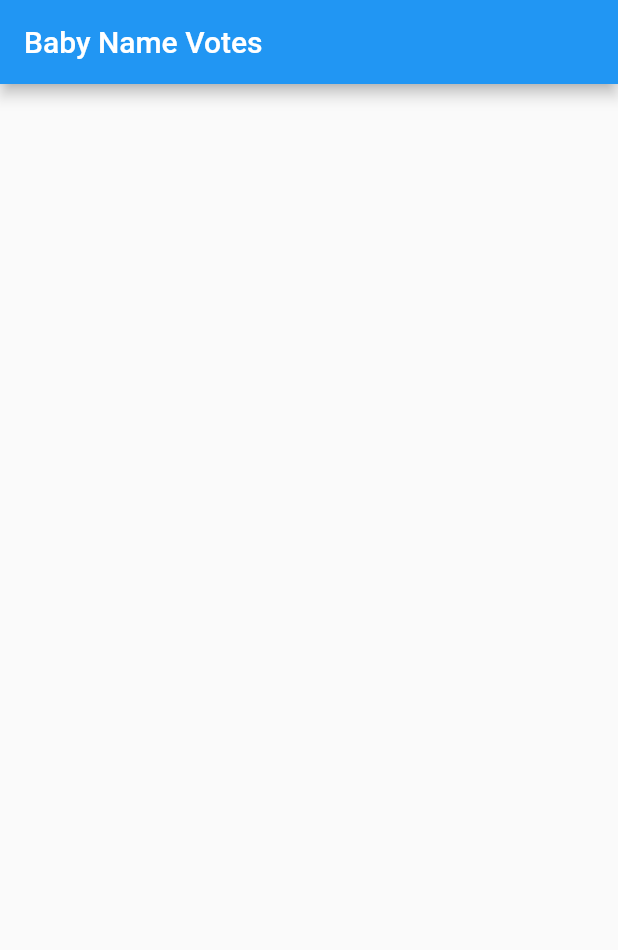
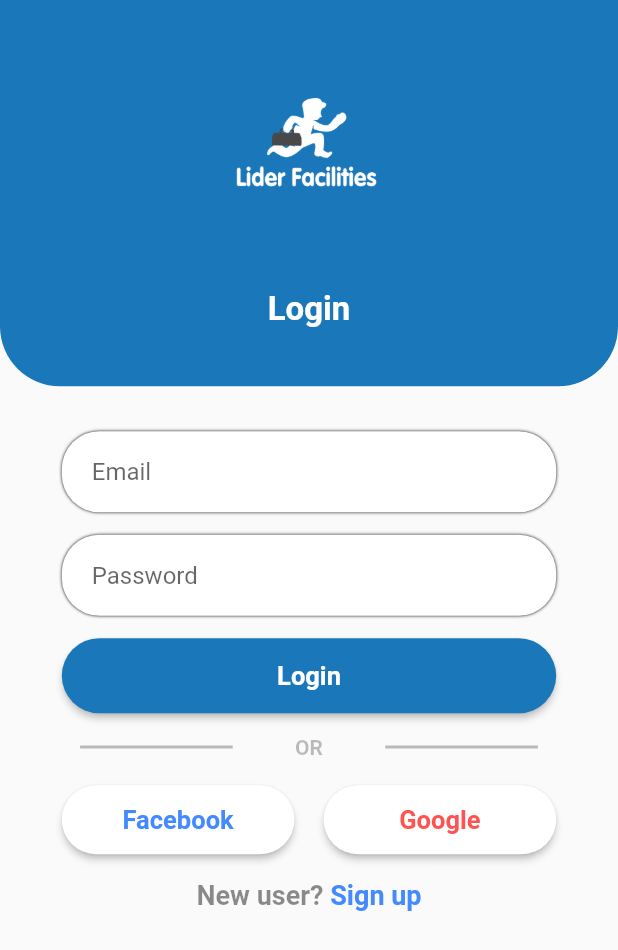
Before and after one commit to abdullah432/liderfacilities, a Flutter app: the screen it shows after launch, on a phone screen of 412 x 824 dp. Shown: the top 950 px of the screen. Run offline on Flutter 3.47's test engine with Material 2 defaults, Android fonts, the phone set to English and light mode, and no system bars.

Commit message:
loginpage

```diff
--- /dev/null
+++ b/lang/br.json
@@ -0,0 +1,4 @@
+
+{
+    "next": "Próximo"
+}
--- /dev/null
+++ b/lang/en.json
@@ -0,0 +1,3 @@
+{
+    "nextbutton": "Next"
+}
--- a/lib/main.dart
+++ b/lib/main.dart
@@ -1,5 +1,8 @@
-import 'package:cloud_firestore/cloud_firestore.dart';
 import 'package:flutter/material.dart';
+import 'package:flutter_localizations/flutter_localizations.dart';
+import 'package:liderfacilites/screens/login.dart';
+
+import 'models/app_localization.dart';
 
 void main() => runApp(MyApp());
 
@@ -7,7 +10,42 @@ class MyApp extends StatelessWidget {
   @override
   Widget build(BuildContext context) {
     return MaterialApp(
-     title: 'Baby Names',
+      debugShowCheckedModeBanner: false,
+      title: 'Lider Facilities',
+      // List all of the app's supported locales here
+      supportedLocales: [
+        Locale('en', 'US'),
+        Locale('br', 'BR'),
+        // Locale('br', 'BR'),
+      ],
+      // These delegates make sure that the localization data for the proper language is loaded
+      localizationsDelegates: [
+        // THIS CLASS WILL BE ADDED LATER
+        // A class which loads the translations from JSON files
+        AppLocalizations.delegate,
+        // Built-in localization of basic text for Material widgets
+        GlobalMaterialLocalizations.delegate,
+        // Built-in localization for text direction LTR/RTL
+        GlobalWidgetsLocalizations.delegate,
+      ],
+      // Returns a locale which will be used by the app
+      localeResolutionCallback: (locale, supportedLocales) {
+        // Check if the current device locale is supported
+        for (var supportedLocale in supportedLocales) {
+          if (supportedLocale.languageCode == locale.languageCode &&
+              supportedLocale.countryCode == locale.countryCode) {
+            return supportedLocale;
+          }
+
+          // if (supportedLocale.languageCode == locale?.languageCode ||
+          //     supportedLocale.countryCode == locale?.countryCode) {
+          //   return supportedLocale;
+          // }
+        }
+        // If the locale of the device is not supported, use the first one
+        // from the list (English, in this case).
+        return supportedLocales.first;
+      },
       home: MyHomePage(),
     );
   }
@@ -22,65 +60,38 @@ class MyHomePage extends StatefulWidget {
 
 class _MyHomePageState extends State<MyHomePage> {
   @override
+  void initState() {
+    Future.delayed(const Duration(seconds: 2), () {
+      setState(() {
+        Navigator.pushReplacement(context,
+            MaterialPageRoute(builder: (context) {
+          return Login();
+        }));
+      });
+    });
+    super.initState();
+  }
+
+  @override
   Widget build(BuildContext context) {
     return Scaffold(
-     appBar: AppBar(title: Text('Baby Name Votes')),
+      backgroundColor: Color.fromRGBO(26, 119, 186, 1),
       body: _buildBody(context),
     );
   }
 
   Widget _buildBody(BuildContext context) {
-   return StreamBuilder<QuerySnapshot>(
-     stream: Firestore.instance.collection('bandnames').snapshots(),
-     builder: (context, snapshot) {
-       if (!snapshot.hasData) return LinearProgressIndicator();
-
-       return _buildList(context, snapshot.data.documents);
-     },
-   );
- }
-
- Widget _buildList(BuildContext context, List<DocumentSnapshot> snapshot) {
-   return ListView(
-     padding: const EdgeInsets.only(top: 20.0),
-     children: snapshot.map((data) => _buildListItem(context, data)).toList(),
-   );
- }
-
- Widget _buildListItem(BuildContext context, DocumentSnapshot data) {
-   final record = Record.fromSnapshot(data);
-
-   return Padding(
-     key: ValueKey(record.name),
-     padding: const EdgeInsets.symmetric(horizontal: 16.0, vertical: 8.0),
+    return Center(
         child: Container(
-       decoration: BoxDecoration(
-         border: Border.all(color: Colors.grey),
-         borderRadius: BorderRadius.circular(5.0),
+      height: 170.0,
+      width: 170.0,
+      decoration: new BoxDecoration(
+        image: DecorationImage(
+          image: new AssetImage('assets/images/logo.png'),
+          fit: BoxFit.fill,
         ),
-       child: ListTile(
-         title: Text(record.name),
-         trailing: Text(record.votes.toString()),
-         onTap: () => record.reference.updateData({'votes': FieldValue.increment(1)}),       ),
+        shape: BoxShape.circle,
       ),
-   );
+    ));
   }
 }
-
-class Record {
- final String name;
- final int votes;
- final DocumentReference reference;
-
- Record.fromMap(Map<String, dynamic> map, {this.reference})
-     : assert(map['name'] != null),
-       assert(map['votes'] != null),
-       name = map['name'],
-       votes = map['votes'];
-
- Record.fromSnapshot(DocumentSnapshot snapshot)
-     : this.fromMap(snapshot.data, reference: snapshot.reference);
-
-//  @override
-//  String toString() => "Record<$name:$votes>";
-}
--- /dev/null
+++ b/lib/models/app_localization.dart
@@ -0,0 +1,66 @@
+import 'dart:async';
+import 'dart:convert';
+import 'package:flutter/material.dart';
+import 'package:flutter/services.dart';
+
+class AppLocalizations {
+  final Locale locale;
+
+  AppLocalizations(this.locale);
+
+  // Static member to have a simple access to the delegate from the MaterialApp
+  static const LocalizationsDelegate<AppLocalizations> delegate =
+      _AppLocalizationsDelegate();
+
+  // Helper method to keep the code in the widgets concise
+  // Localizations are accessed using an InheritedWidget "of" syntax
+  static AppLocalizations of(BuildContext context) {
+    return Localizations.of<AppLocalizations>(context, AppLocalizations);
+  }
+
+  Map<String, String> _localizedStrings;
+
+  Future<bool> load() async {
+    // Load the language JSON file from the "lang" folder
+    String jsonString =
+        await rootBundle.loadString('lang/${locale.languageCode}.json');
+    Map<String, dynamic> jsonMap = json.decode(jsonString);
+
+    _localizedStrings = jsonMap.map((key, value) {
+      return MapEntry(key, value.toString());
+    });
+
+    return true;
+  }
+
+  // This method will be called from every widget which needs a localized text
+  String translate(String key) {
+    return _localizedStrings[key];
+  }
+}
+
+// LocalizationsDelegate is a factory for a set of localized resources
+// In this case, the localized strings will be gotten in an AppLocalizations object
+class _AppLocalizationsDelegate
+    extends LocalizationsDelegate<AppLocalizations> {
+  // This delegate instance will never change (it doesn't even have fields!)
+  // It can provide a constant constructor.
+  const _AppLocalizationsDelegate();
+
+  @override
+  bool isSupported(Locale locale) {
+    // Include all of your supported language codes here
+    return ['en', 'br'].contains(locale.languageCode);
+  }
+
+  @override
+  Future<AppLocalizations> load(Locale locale) async {
+    // AppLocalizations class is where the JSON loading actually runs
+    AppLocalizations localizations = new AppLocalizations(locale);
+    await localizations.load();
+    return localizations;
+  }
+
+  @override
+  bool shouldReload(_AppLocalizationsDelegate old) => false;
+}
--- /dev/null
+++ b/lib/screens/intro1.dart
@@ -0,0 +1,16 @@
+
+import 'package:flutter/material.dart';
+
+class Intro1 extends StatefulWidget {
+  @override
+  State<StatefulWidget> createState() {
+    return Intro1State();
+  }
+}
+
+class Intro1State extends State<Intro1> {
+  @override
+  Widget build(BuildContext context) {
+    return Scaffold(body: Text('Hello'),);
+  }
+}
--- /dev/null
+++ b/lib/screens/login.dart
@@ -0,0 +1,239 @@
+import 'package:flutter/material.dart';
+
+class Login extends StatefulWidget {
+  @override
+  State<StatefulWidget> createState() {
+    return LoginState();
+  }
+}
+
+class LoginState extends State<Login> {
+  @override
+  Widget build(BuildContext context) {
+    return Scaffold(
+      body: SingleChildScrollView(
+        child: Container(
+          child: Column(
+            children: <Widget>[
+              uperPart(),
+              emailTF(),
+              passTF(),
+              loginBtn(),
+              orText(),
+              f_gAccounts(),
+              Padding(
+                padding: const EdgeInsets.only(top: 15),
+                child: Center(
+                    child: RichText(
+                  text: TextSpan(
+                    text: 'New user?',
+                    style: TextStyle(color: Colors.black45, fontSize: 18, fontWeight: FontWeight.bold),
+                    children: <TextSpan>[
+                      TextSpan(
+                        text: ' Sign up',
+                        style: TextStyle(color: Colors.blueAccent, fontSize: 18),
+                      )
+                    ],
+                  ),
+                )),
+              )
+            ],
+          ),
+        ),
+      ),
+    );
+  }
+
+  uperPart() {
+    return Container(
+      width: MediaQuery.of(context).size.width,
+      height: MediaQuery.of(context).size.height / 3.2,
+      decoration: BoxDecoration(
+          color: Color.fromRGBO(26, 119, 186, 1),
+          borderRadius: BorderRadius.only(
+              bottomLeft: Radius.circular(40),
+              bottomRight: Radius.circular(40))),
+      child: Column(
+        children: <Widget>[
+          Expanded(
+              flex: 3,
+              child: Image(
+                image: AssetImage('assets/images/logo.png'),
+                width: 150,
+                height: 170,
+              )),
+          Expanded(
+              flex: 1,
+              child: Text(
+                'Login',
+                style: TextStyle(
+                    color: Colors.white,
+                    fontSize: 22,
+                    fontWeight: FontWeight.bold),
+              )),
+        ],
+      ),
+    );
+  }
+
+  emailTF() {
+    return Padding(
+      padding: const EdgeInsets.only(top: 30.0),
+      child: Container(
+        child: Column(
+          children: <Widget>[
+            Container(
+              width: MediaQuery.of(context).size.width / 1.25,
+              padding: EdgeInsets.only(left: 20, top: 3, bottom: 3, right: 14),
+              decoration: BoxDecoration(
+                  borderRadius: BorderRadius.circular(25),
+                  color: Colors.white,
+                  boxShadow: [BoxShadow(color: Colors.black, blurRadius: 1)]),
+              child: TextField(
+                // textAlign: TextAlign.center,
+                decoration: InputDecoration(
+                    hintText: 'Email',
+                    border: InputBorder.none,
+                    fillColor: Colors.blue),
+              ),
+            )
+          ],
+        ),
+      ),
+    );
+  }
+
+  passTF() {
+    return Padding(
+      padding: const EdgeInsets.only(top: 15.0),
+      child: Container(
+        child: Column(
+          children: <Widget>[
+            Container(
+              width: MediaQuery.of(context).size.width / 1.25,
+              padding: EdgeInsets.only(left: 20, top: 3, bottom: 3, right: 14),
+              decoration: BoxDecoration(
+                  borderRadius: BorderRadius.circular(25),
+                  color: Colors.white,
+                  boxShadow: [BoxShadow(color: Colors.black, blurRadius: 1)]),
+              child: TextField(
+                // textAlign: TextAlign.center,
+                decoration: InputDecoration(
+                    hintText: 'Password',
+                    border: InputBorder.none,
+                    fillColor: Colors.blue),
+              ),
+            )
+          ],
+        ),
+      ),
+    );
+  }
+
+  loginBtn() {
+    return Padding(
+      padding: EdgeInsets.only(top: 15.0),
+      child: Container(
+        height: 50,
+        width: MediaQuery.of(context).size.width / 1.25,
+        decoration:
+            BoxDecoration(borderRadius: BorderRadius.all(Radius.circular(25))),
+        child: RaisedButton(
+          color: Color.fromRGBO(26, 119, 186, 1),
+          shape:
+              RoundedRectangleBorder(borderRadius: BorderRadius.circular(25.0)),
+          onPressed: () {},
+          child: Text(
+            'Login',
+            style: TextStyle(
+                fontWeight: FontWeight.bold, fontSize: 17, color: Colors.white),
+          ),
+        ),
+      ),
+    );
+  }
+
+  orText() {
+    return Container(
+      width: MediaQuery.of(context).size.width / 1.35,
+      child: Row(
+        children: <Widget>[
+          Expanded(
+            flex: 1,
+            child: Divider(
+              color: Colors.black26,
+              height: 45,
+              thickness: 2,
+            ),
+          ),
+          Expanded(
+              flex: 1,
+              child: Center(
+                child: Text(
+                  'OR',
+                  style: TextStyle(
+                      fontWeight: FontWeight.bold, color: Colors.black26),
+                ),
+              )),
+          Expanded(
+            flex: 1,
+            child: Divider(
+              color: Colors.black26,
+              height: 45,
+              thickness: 2,
+            ),
+          ),
+        ],
+      ),
+    );
+  }
+
+  f_gAccounts() {
+    return Padding(
+      padding: EdgeInsets.only(top: 1.0),
+      child: Container(
+          height: 50,
+          width: MediaQuery.of(context).size.width / 1.25,
+          child: Row(
+            // mainAxisAlignment: MainAxisAlignment.spaceBetween,
+            children: <Widget>[
+              Expanded(
+                  flex: 8,
+                  child: RaisedButton(
+                    padding: EdgeInsets.all(13),
+                    color: Colors.white,
+                    shape: RoundedRectangleBorder(
+                        borderRadius: BorderRadius.circular(25.0)),
+                    onPressed: () {},
+                    child: Text(
+                      'Facebook',
+                      style: TextStyle(
+                          fontWeight: FontWeight.bold,
+                          fontSize: 17,
+                          color: Colors.blueAccent),
+                    ),
+                  )),
+              Spacer(
+                flex: 1,
+              ),
+              Expanded(
+                  flex: 8,
+                  child: RaisedButton(
+                    padding: EdgeInsets.all(13),
+                    color: Colors.white,
+                    shape: RoundedRectangleBorder(
+                        borderRadius: BorderRadius.circular(25.0)),
+                    onPressed: () {},
+                    child: Text(
+                      'Google',
+                      style: TextStyle(
+                          fontWeight: FontWeight.bold,
+                          fontSize: 17,
+                          color: Colors.redAccent),
+                    ),
+                  )),
+            ],
+          )),
+    );
+  }
+}
```
Also changed, not shown: pubspec.yaml (+6 -2 lines), assets/images/logo.png (added), pubspec.lock, 1 other file. Lines whose indentation alone changed are shown as unchanged.
